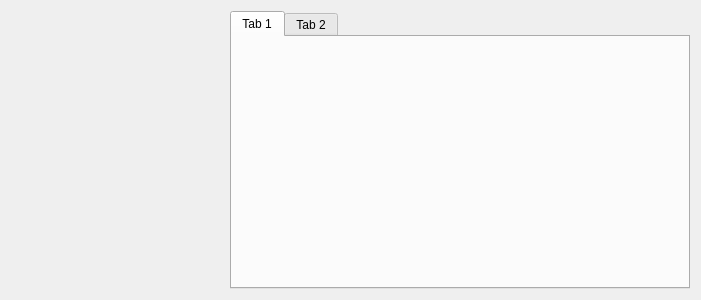
Above: SR5-Shaman/ui/mainsplitview.ui from TheSHEEEP/SR5-Shaman before the change. Below: the same form after it.
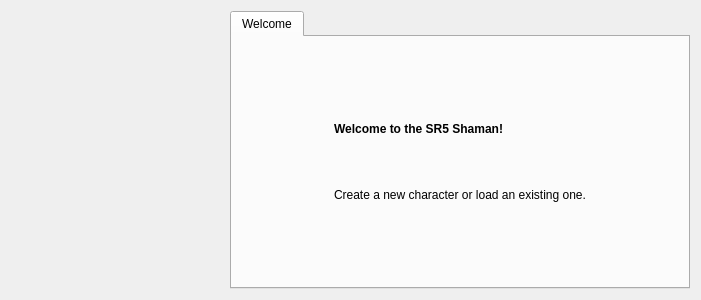
That is the form after the change. Custom widgets are drawn as their Qt base class.

Diff of the .ui file:
```diff
--- a/SR5-Shaman/ui/mainsplitview.ui
+++ b/SR5-Shaman/ui/mainsplitview.ui
@@ -48,15 +48,48 @@
        <verstretch>0</verstretch>
       </sizepolicy>
      </property>
-     <widget class="QWidget" name="tab">
+     <property name="currentIndex">
+      <number>0</number>
+     </property>
+     <widget class="QWidget" name="startTab">
       <attribute name="title">
-       <string>Tab 1</string>
+       <string>Welcome</string>
       </attribute>
-     </widget>
-     <widget class="QWidget" name="tab_2">
-      <attribute name="title">
-       <string>Tab 2</string>
-      </attribute>
+      <layout class="QGridLayout" name="gridLayout">
+       <item row="0" column="1">
+        <widget class="QLabel" name="lblWelcomeText">
+         <property name="text">
+          <string>&lt;html&gt;&lt;head/&gt;&lt;body&gt;&lt;p&gt;&lt;span style=&quot; font-weight:600;&quot;&gt;Welcome to the SR5 Shaman!&lt;/span&gt;&lt;/p&gt;&lt;p&gt;&lt;br/&gt;&lt;/p&gt;&lt;p&gt;Create a new character or load an existing one.&lt;/p&gt;&lt;/body&gt;&lt;/html&gt;</string>
+         </property>
+        </widget>
+       </item>
+       <item row="0" column="0">
+        <spacer name="horizontalSpacer_2">
+         <property name="orientation">
+          <enum>Qt::Horizontal</enum>
+         </property>
+         <property name="sizeHint" stdset="0">
+          <size>
+           <width>40</width>
+           <height>20</height>
+          </size>
+         </property>
+        </spacer>
+       </item>
+       <item row="0" column="2">
+        <spacer name="horizontalSpacer_3">
+         <property name="orientation">
+          <enum>Qt::Horizontal</enum>
+         </property>
+         <property name="sizeHint" stdset="0">
+          <size>
+           <width>40</width>
+           <height>20</height>
+          </size>
+         </property>
+        </spacer>
+       </item>
+      </layout>
      </widget>
     </widget>
    </item>
```
Left out of the diff: 4 changed lines with no effect on the pictures.
